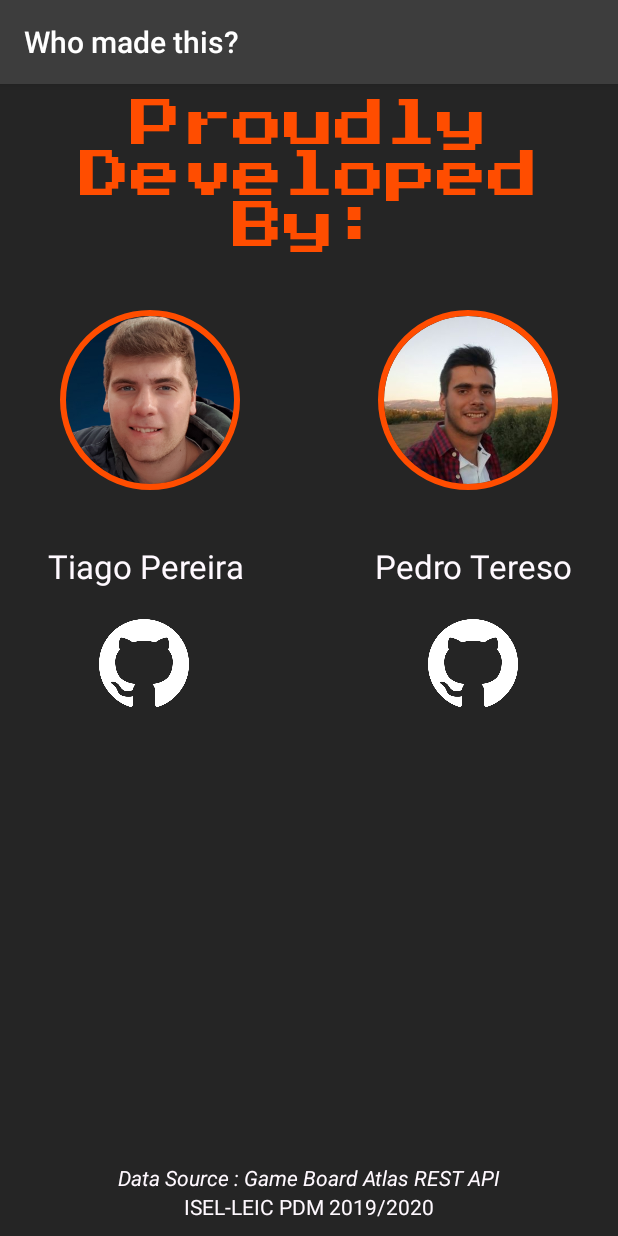
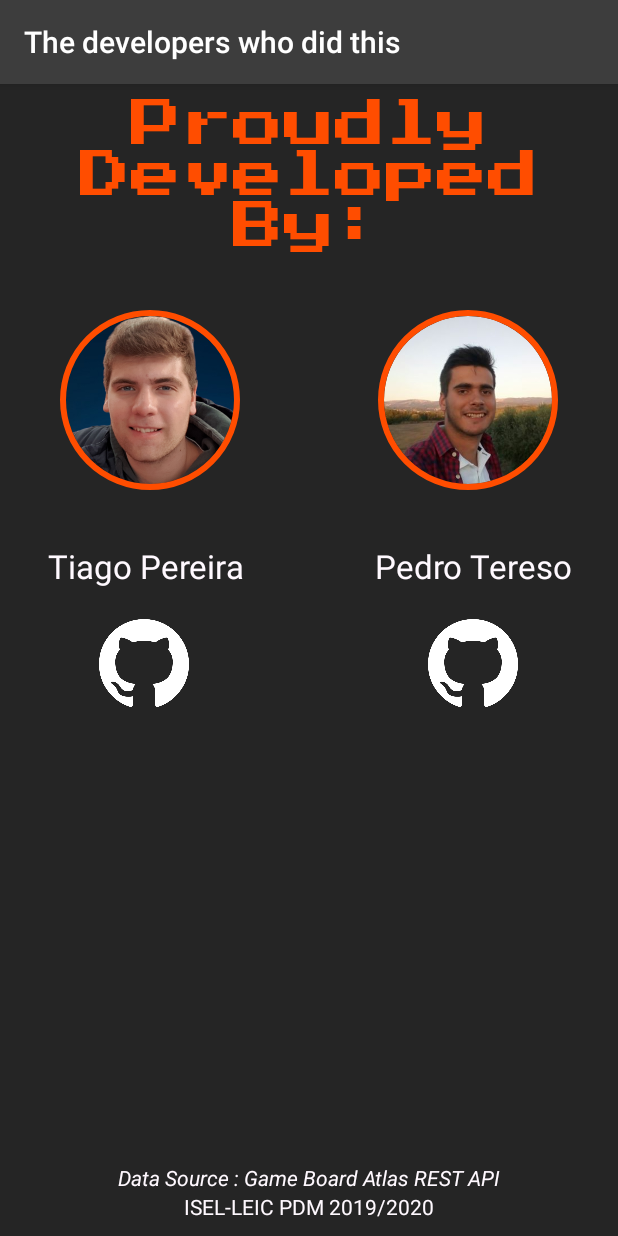
Before and after one commit to TiagoPereira06/EDU_Board-Games-Galore, an Android app: the AboutActivity screen opened directly, with no data from a screen before it, on a phone screen of 412 x 824 dp. Run offline under Robolectric (Android 15) with nearby library versions, the phone set to English and light mode, and no system bars; libraries missing offline, so code that uses them is left out: com.mikhaellopez.circularimageview; plain views replace CircularImageView; network calls fail; Roboto replaces fonts that are not available here.

Commit message:
Correção pormenores de implementação

```diff
--- a/app/src/main/java/edu/isel/pdm/beegeesapp/bgg/about/AboutActivity.kt
+++ b/app/src/main/java/edu/isel/pdm/beegeesapp/bgg/about/AboutActivity.kt
@@ -17,7 +17,7 @@ class AboutActivity : AppCompatActivity() {
     override fun onCreate(savedInstanceState: Bundle?) {
         super.onCreate(savedInstanceState)
         setContentView(R.layout.activity_about)
-        supportActionBar?.title = "Who made this?"
+        supportActionBar?.title = resources.getString(R.string.dash_aboutInfo)
         supportActionBar?.setBackgroundDrawable(ColorDrawable(resources.getColor(R.color.colorAccent)))
         fun navigateToGitHub(author: Int) {
             if (author == 1) {
--- a/app/src/main/java/edu/isel/pdm/beegeesapp/bgg/games/model/GamesViewModel.kt
+++ b/app/src/main/java/edu/isel/pdm/beegeesapp/bgg/games/model/GamesViewModel.kt
@@ -44,7 +44,6 @@ class GamesViewModel(
         val request = GetRequest(
             url,
             Response.Listener {
-                Log.v("BeeGeesApp", "Success handler on thread ${Thread.currentThread().name}")
                 content.value = it.games
             },
             Response.ErrorListener {
--- a/app/src/main/java/edu/isel/pdm/beegeesapp/bgg/request/GetRequest.kt
+++ b/app/src/main/java/edu/isel/pdm/beegeesapp/bgg/request/GetRequest.kt
@@ -1,6 +1,5 @@
 package edu.isel.pdm.beegeesapp.bgg.request
 
-import android.util.Log
 import com.android.volley.NetworkResponse
 import com.android.volley.Request
 import com.android.volley.Response
@@ -17,7 +16,6 @@ class GetRequest(
 ) : JsonRequest<GamesMapper>(Request.Method.GET, url, "", success, error) {
 
     override fun parseNetworkResponse(response: NetworkResponse): Response<GamesMapper> {
-        Log.v("BeeGeesApp", "parseNetworkResponse on thread ${Thread.currentThread().name}")
         val mapper = jacksonObjectMapper()
             .configure(DeserializationFeature.FAIL_ON_UNKNOWN_PROPERTIES, false)
 
--- a/app/src/main/res/layout/activity_detailedview.xml
+++ b/app/src/main/res/layout/activity_detailedview.xml
@@ -76,6 +76,7 @@
             android:text="Greater Than Games"
             android:textColor="@color/colorText"
             android:textSize="20sp"
+            android:textStyle="italic"
             app:layout_constraintBottom_toTopOf="@+id/creatorText"
             app:layout_constraintEnd_toEndOf="parent"
             app:layout_constraintHorizontal_bias="0.0"
```
